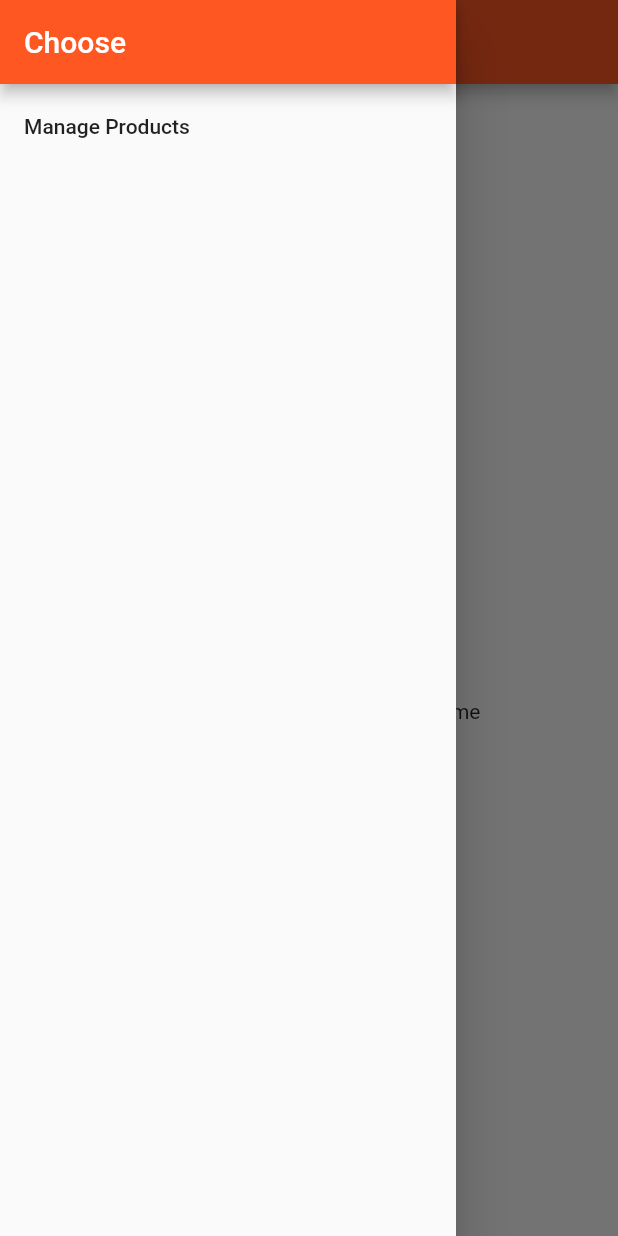
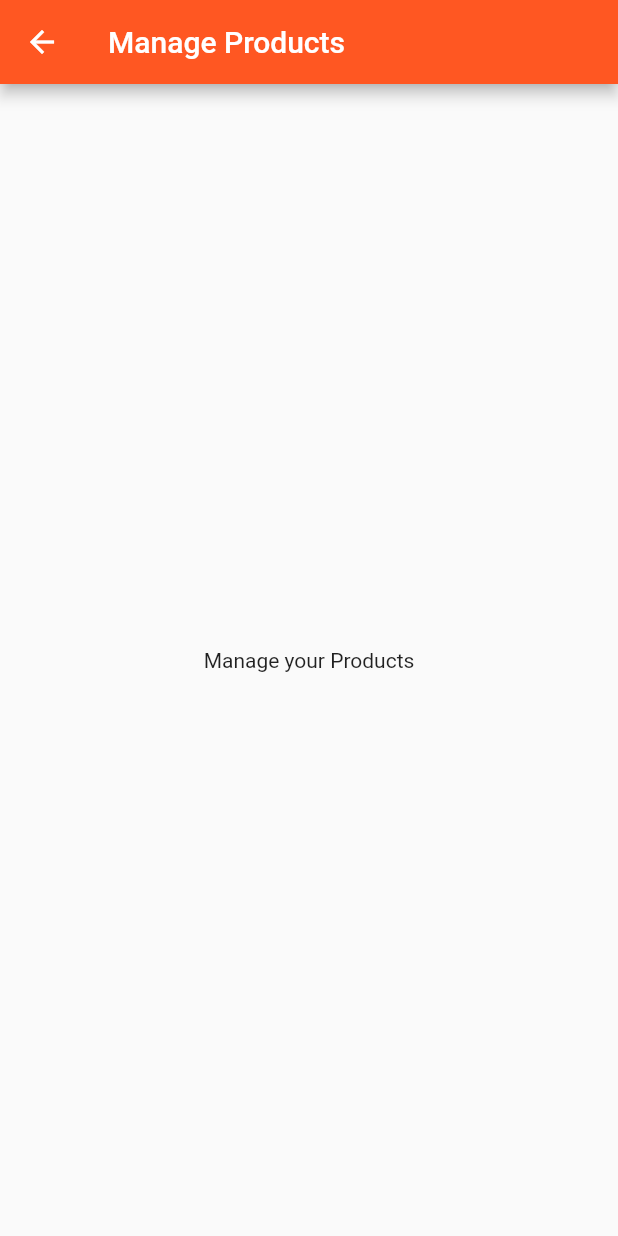
Before and after one commit to ayush987goyal/flutter-learn, a Flutter app: the ProductsPage screen opened directly, in the side drawer, after a tap on "Manage Products", on a phone screen of 412 x 824 dp. Run offline on Flutter 3.47's test engine with Material 2 defaults, Android fonts, the phone set to English and light mode, and no system bars.

Commit message:
Add products_admin page and navigate to it.

```diff
--- a/lib/pages/products.dart
+++ b/lib/pages/products.dart
@@ -1,6 +1,7 @@
 import 'package:flutter/material.dart';
 
 import '../product_manager.dart';
+import './products_admin.dart';
 
 class ProductsPage extends StatelessWidget {
   @override
@@ -15,8 +16,13 @@ class ProductsPage extends StatelessWidget {
             ),
             ListTile(
               title: Text('Manage Products'),
-              onTap: () {},
-            )
+              onTap: () => Navigator.push(
+                    context,
+                    MaterialPageRoute(
+                      builder: (BuildContext context) => ProductsAdminPage(),
+                    ),
+                  ),
+            ),
           ],
         ),
       ),
--- /dev/null
+++ b/lib/pages/products_admin.dart
@@ -0,0 +1,15 @@
+import 'package:flutter/material.dart';
+
+class ProductsAdminPage extends StatelessWidget {
+  @override
+  Widget build(BuildContext context) {
+    return Scaffold(
+      appBar: AppBar(
+        title: Text('Manage Products'),
+      ),
+      body: Center(
+        child: Text('Manage your Products'),
+      ),
+    );
+  }
+}
```
